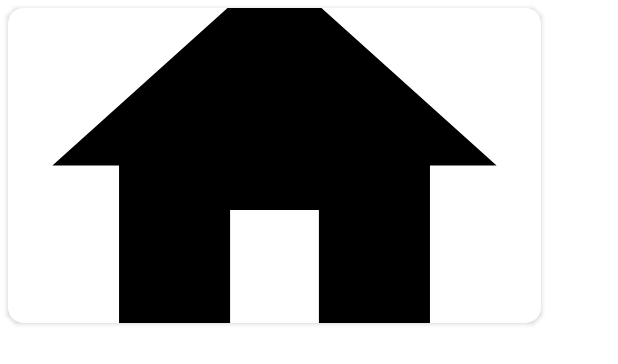
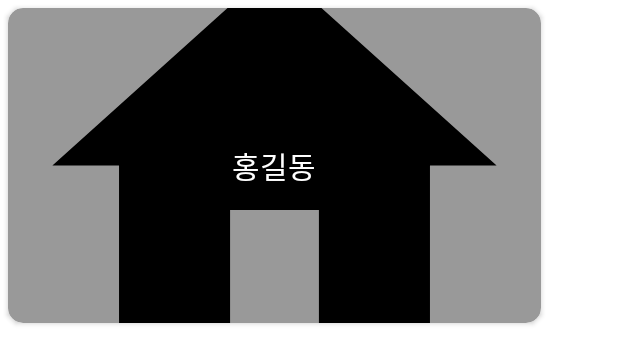
Before and after one commit to retroinspect/cs496-week1, an Android app: the layout list_item_image.xml on its own in the app's theme, with its tools: preview values and no code run, on a phone screen of 412 x 824 dp. Shown: the top 364 px of the screen. Run offline under Robolectric (Android 15) with nearby library versions, the phone set to English and light mode, and no system bars.

Commit message:
feat: Card에 제목이 보이도록 구현

```diff
--- a/app/src/main/java/com/example/sample/ui/dashboard/ImageAdapter.kt
+++ b/app/src/main/java/com/example/sample/ui/dashboard/ImageAdapter.kt
@@ -4,6 +4,7 @@ import android.view.LayoutInflater
 import android.view.View
 import android.view.ViewGroup
 import android.widget.ImageView
+import android.widget.TextView
 import androidx.recyclerview.widget.RecyclerView
 import com.example.sample.R
 import java.util.ArrayList
@@ -11,9 +12,11 @@ import java.util.ArrayList
 class ImageAdapter: RecyclerView.Adapter<ImageAdapter.ViewHolder>() {
     class ViewHolder private constructor(itemView: View) : RecyclerView.ViewHolder(itemView) {
         val imageItem: ImageView = itemView.findViewById(R.id.image_item)
+        val imageTitleView: TextView = itemView.findViewById(R.id.image_title)
 
         fun bind(item: ImageModel) {
             imageItem.setImageURI(item.uri)
+            imageTitleView.text = item.title
         }
 
         companion object {
--- /dev/null
+++ b/app/src/main/res/drawable/rectangle.xml
@@ -0,0 +1,12 @@
+<?xml version="1.0" encoding="utf-8"?>
+<shape
+    xmlns:android="http://schemas.android.com/apk/res/android"
+    android:shape="rectangle">
+    <corners
+        android:radius="10dp"/>
+    <size
+        android:width="355dp"
+        android:height="210dp"/>
+    <solid
+        android:color="#66000000" />
+</shape>
--- a/app/src/main/res/layout/list_item_image.xml
+++ b/app/src/main/res/layout/list_item_image.xml
@@ -16,7 +16,7 @@
         card_view:cardCornerRadius="10dp"
         card_view:contentPadding="0dp">
 
-        <LinearLayout
+        <RelativeLayout
             android:layout_width="match_parent"
             android:layout_height="wrap_content"
             android:orientation="vertical">
@@ -25,9 +25,22 @@
                 android:id="@+id/image_item"
                 android:layout_width="355dp"
                 android:layout_height="210dp"
+                android:foreground="@drawable/rectangle"
                 android:scaleType="centerCrop"
-                tools:srcCompat="@drawable/ic_home_black_24dp"/>
-        </LinearLayout>
+                tools:srcCompat="@drawable/ic_home_black_24dp" />
+
+            <TextView
+                android:id="@+id/image_title"
+                android:layout_width="355dp"
+                android:layout_height="210dp"
+                android:layout_centerInParent="true"
+                android:fontFamily="sans-serif"
+                android:text="홍길동"
+                android:textColor="#ffffff"
+                android:textSize="20sp"
+                android:gravity="center"
+                tools:srcCompat="@drawable/ic_home_black_24dp" />
+        </RelativeLayout>
     </androidx.cardview.widget.CardView>
 
 </LinearLayout>
```
